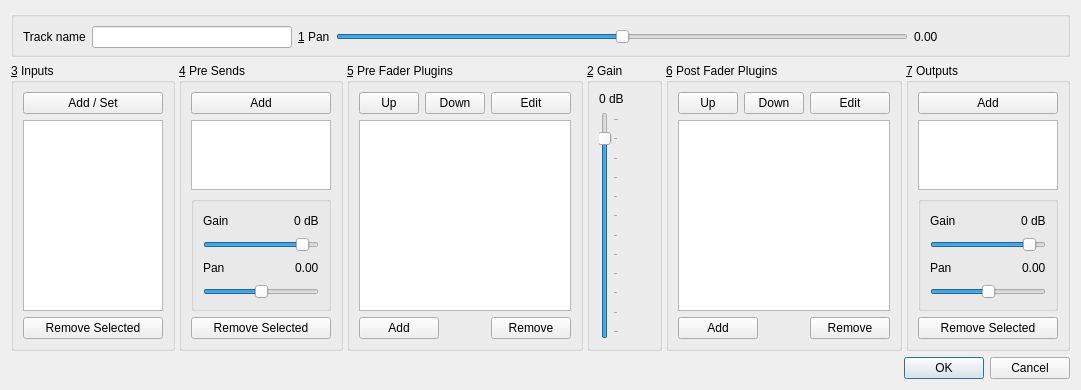
First picture: the form in src/sheetcanvas/ui/TTrackManagerDialog.ui, repository ErwanLegrand/Traverso-DAW, before the edit.
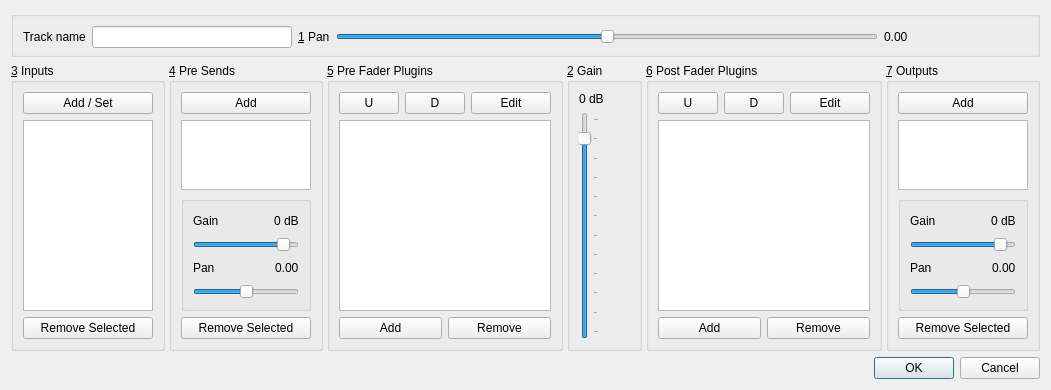
Second picture: the form after the edit.

Commit message: Make the dialog a bit less wide

```diff
--- a/src/sheetcanvas/ui/TTrackManagerDialog.ui
+++ b/src/sheetcanvas/ui/TTrackManagerDialog.ui
@@ -6,7 +6,7 @@
    <rect>
     <x>0</x>
     <y>0</y>
-    <width>965</width>
+    <width>881</width>
     <height>378</height>
    </rect>
   </property>
@@ -142,7 +142,7 @@
          <widget class="QListWidget" name="routingInputListWidget">
           <property name="minimumSize">
            <size>
-            <width>140</width>
+            <width>130</width>
             <height>0</height>
            </size>
           </property>
@@ -196,7 +196,7 @@
          <widget class="QListWidget" name="preSendsListWidget">
           <property name="minimumSize">
            <size>
-            <width>140</width>
+            <width>130</width>
             <height>0</height>
            </size>
           </property>
@@ -371,7 +371,7 @@
              </size>
             </property>
             <property name="text">
-             <string>Up</string>
+             <string>U</string>
             </property>
            </widget>
           </item>
@@ -390,7 +390,7 @@
              </size>
             </property>
             <property name="text">
-             <string>Down</string>
+             <string>D</string>
             </property>
            </widget>
           </item>
@@ -419,7 +419,7 @@
           </property>
           <property name="minimumSize">
            <size>
-            <width>140</width>
+            <width>130</width>
             <height>0</height>
            </size>
           </property>
@@ -443,7 +443,7 @@
             </property>
             <property name="minimumSize">
              <size>
-              <width>80</width>
+              <width>50</width>
               <height>0</height>
              </size>
             </property>
@@ -452,19 +452,6 @@
             </property>
            </widget>
           </item>
-          <item>
-           <spacer name="horizontalSpacer_3">
-            <property name="orientation">
-             <enum>Qt::Horizontal</enum>
-            </property>
-            <property name="sizeHint" stdset="0">
-             <size>
-              <width>40</width>
-              <height>20</height>
-             </size>
-            </property>
-           </spacer>
-          </item>
           <item>
            <widget class="QPushButton" name="pluginsRemoveButton_2">
             <property name="sizePolicy">
@@ -475,7 +462,7 @@
             </property>
             <property name="minimumSize">
              <size>
-              <width>80</width>
+              <width>70</width>
               <height>0</height>
              </size>
             </property>
@@ -565,7 +552,7 @@
              </size>
             </property>
             <property name="text">
-             <string>Up</string>
+             <string>U</string>
             </property>
            </widget>
           </item>
@@ -584,7 +571,7 @@
              </size>
             </property>
             <property name="text">
-             <string>Down</string>
+             <string>D</string>
             </property>
            </widget>
           </item>
@@ -613,7 +600,7 @@
           </property>
           <property name="minimumSize">
            <size>
-            <width>140</width>
+            <width>130</width>
             <height>0</height>
            </size>
           </property>
@@ -637,7 +624,7 @@
             </property>
             <property name="minimumSize">
              <size>
-              <width>80</width>
+              <width>50</width>
               <height>0</height>
              </size>
             </property>
@@ -646,19 +633,6 @@
             </property>
            </widget>
           </item>
-          <item>
-           <spacer name="horizontalSpacer_2">
-            <property name="orientation">
-             <enum>Qt::Horizontal</enum>
-            </property>
-            <property name="sizeHint" stdset="0">
-             <size>
-              <width>40</width>
-              <height>20</height>
-             </size>
-            </property>
-           </spacer>
-          </item>
           <item>
            <widget class="QPushButton" name="pluginsRemoveButton">
             <property name="sizePolicy">
@@ -669,7 +643,7 @@
             </property>
             <property name="minimumSize">
              <size>
-              <width>80</width>
+              <width>75</width>
               <height>0</height>
              </size>
             </property>
@@ -706,7 +680,7 @@
          <widget class="QListWidget" name="routingOutputListWidget">
           <property name="minimumSize">
            <size>
-            <width>140</width>
+            <width>130</width>
             <height>0</height>
            </size>
           </property>
```
